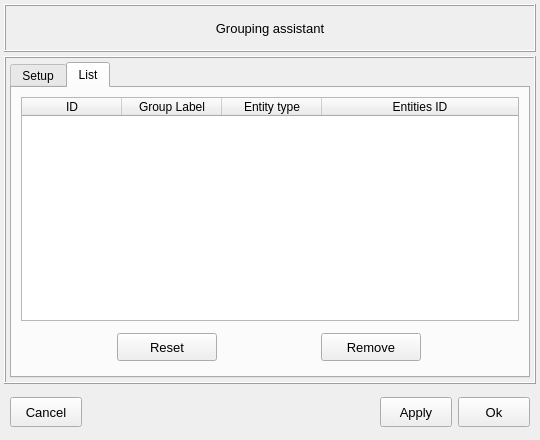
MOPT-UFSC/VIBRA, file vibra/interface/data/ui_files/model/general/grouping_assistant_inputs.ui: the form before one commit.
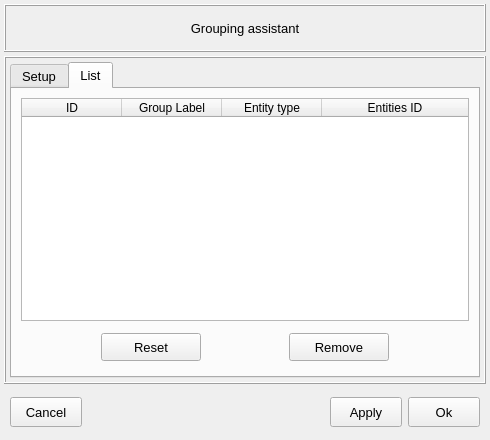
The form after the commit. The open tabs and pages were chosen to show the change. Icons and pictures are not drawn.

Commit message: Minor refactor to the select_by_size method

What changed in the file:
```diff
--- a/vibra/interface/data/ui_files/model/general/grouping_assistant_inputs.ui
+++ b/vibra/interface/data/ui_files/model/general/grouping_assistant_inputs.ui
@@ -6,7 +6,7 @@
    <rect>
     <x>0</x>
     <y>0</y>
-    <width>540</width>
+    <width>490</width>
     <height>440</height>
    </rect>
   </property>
@@ -67,6 +67,11 @@
       </property>
       <item row="0" column="0">
        <widget class="QTabWidget" name="tabWidget_main">
+        <property name="font">
+         <font>
+          <pointsize>10</pointsize>
+         </font>
+        </property>
         <property name="currentIndex">
          <number>0</number>
         </property>
@@ -587,6 +592,11 @@
          <layout class="QGridLayout" name="gridLayout_7">
           <item row="0" column="0">
            <widget class="QTreeWidget" name="treeWidget_group_info">
+            <property name="font">
+             <font>
+              <pointsize>9</pointsize>
+             </font>
+            </property>
             <property name="indentation">
              <number>0</number>
             </property>
```
Left out of the diff: 4 changed lines with no effect on the pictures. The commit also changes 2 other files.
